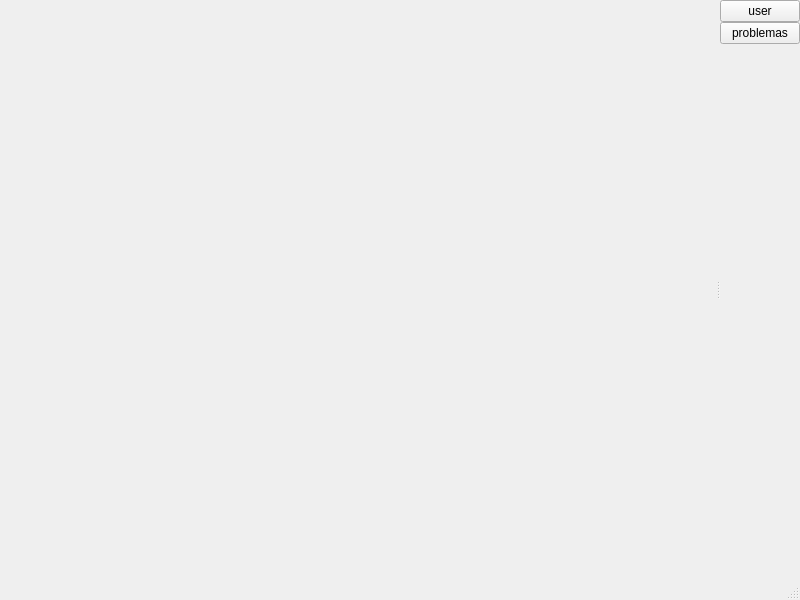
Qt form NavTrainer/mainwindow.ui (FranciscoNortesN/IHM-Proyecto) before a commit.
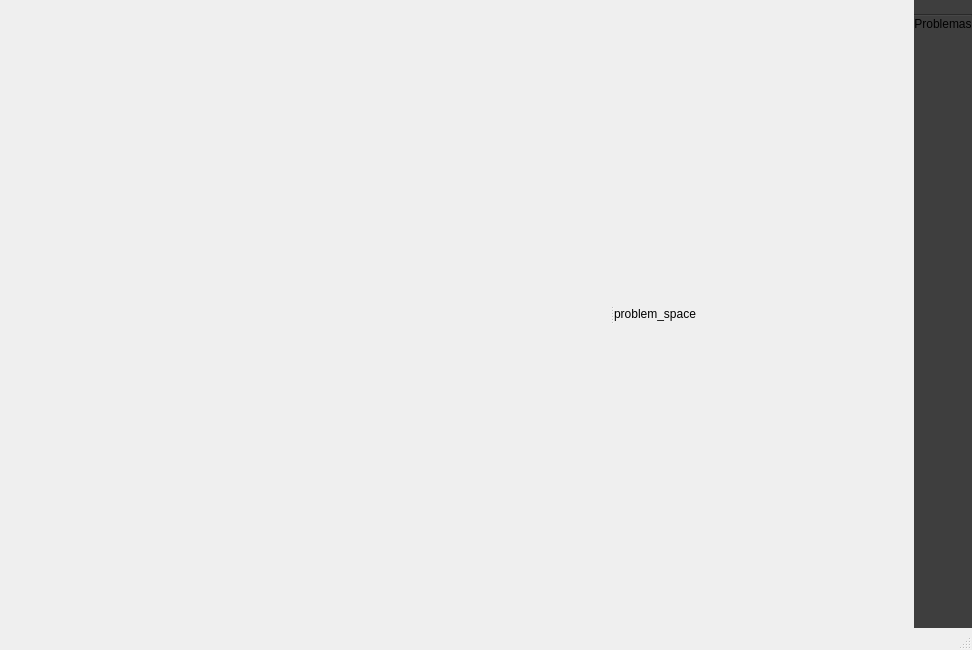
The same form after that commit. The open tabs and pages were chosen to show the change. Icons and pictures are not drawn.

Commit message: feat: los botones de usuario y problemas cargan sus respectivas pestañas

The edit to the form file:
```diff
--- a/NavTrainer/mainwindow.ui
+++ b/NavTrainer/mainwindow.ui
@@ -6,8 +6,8 @@
    <rect>
     <x>0</x>
     <y>0</y>
-    <width>800</width>
-    <height>600</height>
+    <width>972</width>
+    <height>650</height>
    </rect>
   </property>
   <property name="windowTitle">
@@ -35,6 +35,9 @@
       <property name="styleSheet">
        <string notr="true"/>
       </property>
+      <property name="lineWidth">
+       <number>0</number>
+      </property>
       <property name="currentIndex">
        <number>1</number>
       </property>
@@ -81,46 +84,7 @@
         <property name="spacing">
          <number>0</number>
         </property>
-        <item row="2" column="2">
-         <widget class="QPushButton" name="problems_button">
-          <property name="sizePolicy">
-           <sizepolicy hsizetype="Preferred" vsizetype="Fixed">
-            <horstretch>0</horstretch>
-            <verstretch>0</verstretch>
-           </sizepolicy>
-          </property>
-          <property name="text">
-           <string>problemas</string>
-          </property>
-         </widget>
-        </item>
-        <item row="0" column="2">
-         <widget class="QPushButton" name="user_button">
-          <property name="sizePolicy">
-           <sizepolicy hsizetype="Preferred" vsizetype="Fixed">
-            <horstretch>0</horstretch>
-            <verstretch>0</verstretch>
-           </sizepolicy>
-          </property>
-          <property name="text">
-           <string>user</string>
-          </property>
-         </widget>
-        </item>
-        <item row="4" column="2">
-         <spacer name="verticalSpacer">
-          <property name="orientation">
-           <enum>Qt::Orientation::Vertical</enum>
-          </property>
-          <property name="sizeHint" stdset="0">
-           <size>
-            <width>20</width>
-            <height>40</height>
-           </size>
-          </property>
-         </spacer>
-        </item>
-        <item row="0" column="0" rowspan="5">
+        <item row="0" column="0" rowspan="3">
          <widget class="QWidget" name="widget" native="true">
           <property name="styleSheet">
            <string notr="true"/>
@@ -147,11 +111,23 @@
               <enum>Qt::Orientation::Horizontal</enum>
              </property>
              <widget class="QWidget" name="mapa" native="true">
+              <property name="minimumSize">
+               <size>
+                <width>473</width>
+                <height>0</height>
+               </size>
+              </property>
               <property name="styleSheet">
                <string notr="true"/>
               </property>
              </widget>
              <widget class="QWidget" name="probanduser" native="true">
+              <property name="minimumSize">
+               <size>
+                <width>300</width>
+                <height>0</height>
+               </size>
+              </property>
               <property name="styleSheet">
                <string notr="true"/>
               </property>
@@ -212,6 +188,13 @@
                    <property name="spacing">
                     <number>0</number>
                    </property>
+                   <item row="0" column="0">
+                    <widget class="QLabel" name="label_3">
+                     <property name="text">
+                      <string>problem_space</string>
+                     </property>
+                    </widget>
+                   </item>
                   </layout>
                  </widget>
                 </widget>
@@ -223,6 +206,100 @@
           </layout>
          </widget>
         </item>
+        <item row="2" column="2">
+         <widget class="QWidget" name="menu" native="true">
+          <property name="sizePolicy">
+           <sizepolicy hsizetype="Preferred" vsizetype="Expanding">
+            <horstretch>0</horstretch>
+            <verstretch>0</verstretch>
+           </sizepolicy>
+          </property>
+          <property name="styleSheet">
+           <string notr="true">background-color: rgb(62, 62, 62);
+</string>
+          </property>
+          <layout class="QGridLayout" name="gridLayout_8">
+           <property name="leftMargin">
+            <number>0</number>
+           </property>
+           <property name="topMargin">
+            <number>0</number>
+           </property>
+           <property name="rightMargin">
+            <number>0</number>
+           </property>
+           <property name="bottomMargin">
+            <number>0</number>
+           </property>
+           <property name="spacing">
+            <number>0</number>
+           </property>
+           <item row="3" column="0">
+            <spacer name="verticalSpacer">
+             <property name="orientation">
+              <enum>Qt::Orientation::Vertical</enum>
+             </property>
+             <property name="sizeHint" stdset="0">
+              <size>
+               <width>20</width>
+               <height>40</height>
+              </size>
+             </property>
+            </spacer>
+           </item>
+           <item row="0" column="0">
+            <widget class="QPushButton" name="user_button">
+             <property name="sizePolicy">
+              <sizepolicy hsizetype="Preferred" vsizetype="Fixed">
+               <horstretch>0</horstretch>
+               <verstretch>0</verstretch>
+              </sizepolicy>
+             </property>
+             <property name="styleSheet">
+              <string notr="true">border: none;
+padding: 0px;</string>
+             </property>
+             <property name="text">
+              <string/>
+             </property>
+             <property name="icon">
+              <iconset resource="Assets.qrc">
+               <normaloff>:/assets/icons/avatar-default.svg</normaloff>:/assets/icons/avatar-default.svg</iconset>
+             </property>
+             <property name="iconSize">
+              <size>
+               <width>64</width>
+               <height>64</height>
+              </size>
+             </property>
+            </widget>
+           </item>
+           <item row="2" column="0">
+            <widget class="QPushButton" name="problems_button">
+             <property name="sizePolicy">
+              <sizepolicy hsizetype="Preferred" vsizetype="Fixed">
+               <horstretch>0</horstretch>
+               <verstretch>0</verstretch>
+              </sizepolicy>
+             </property>
+             <property name="styleSheet">
+              <string notr="true">border: none;</string>
+             </property>
+             <property name="text">
+              <string>Problemas</string>
+             </property>
+            </widget>
+           </item>
+           <item row="1" column="0">
+            <widget class="Line" name="line">
+             <property name="orientation">
+              <enum>Qt::Orientation::Horizontal</enum>
+             </property>
+            </widget>
+           </item>
+          </layout>
+         </widget>
+        </item>
        </layout>
       </widget>
      </widget>
```
Left out of the diff: 15 changed lines with no effect on the pictures. The commit also changes 4 other files.
